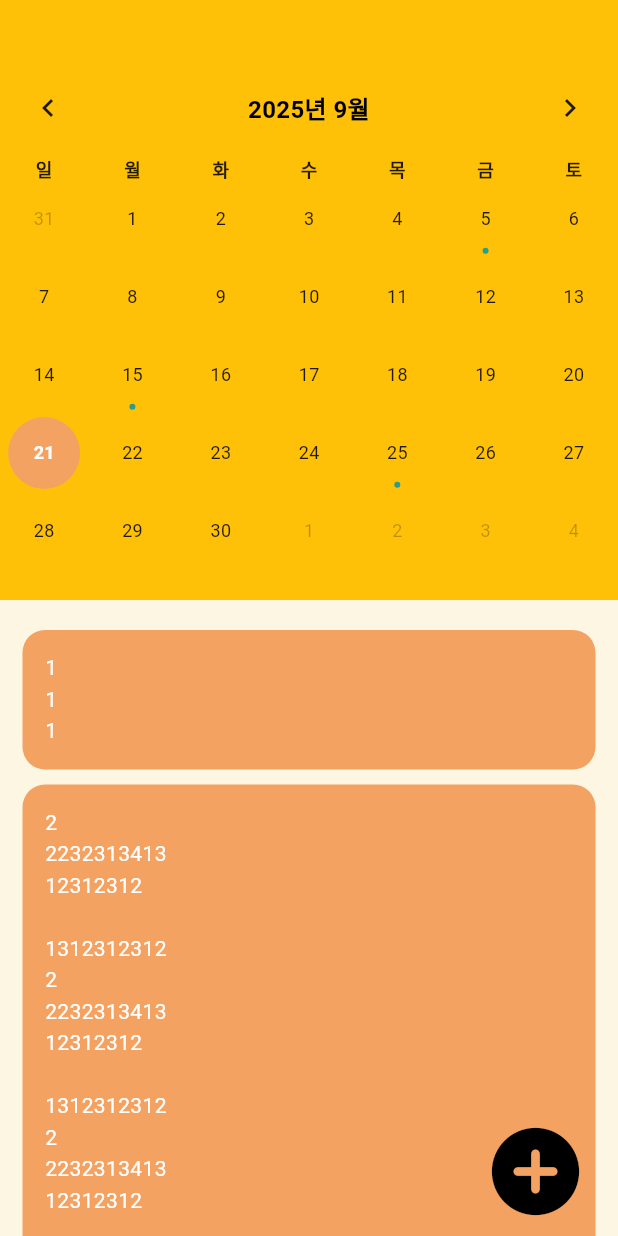
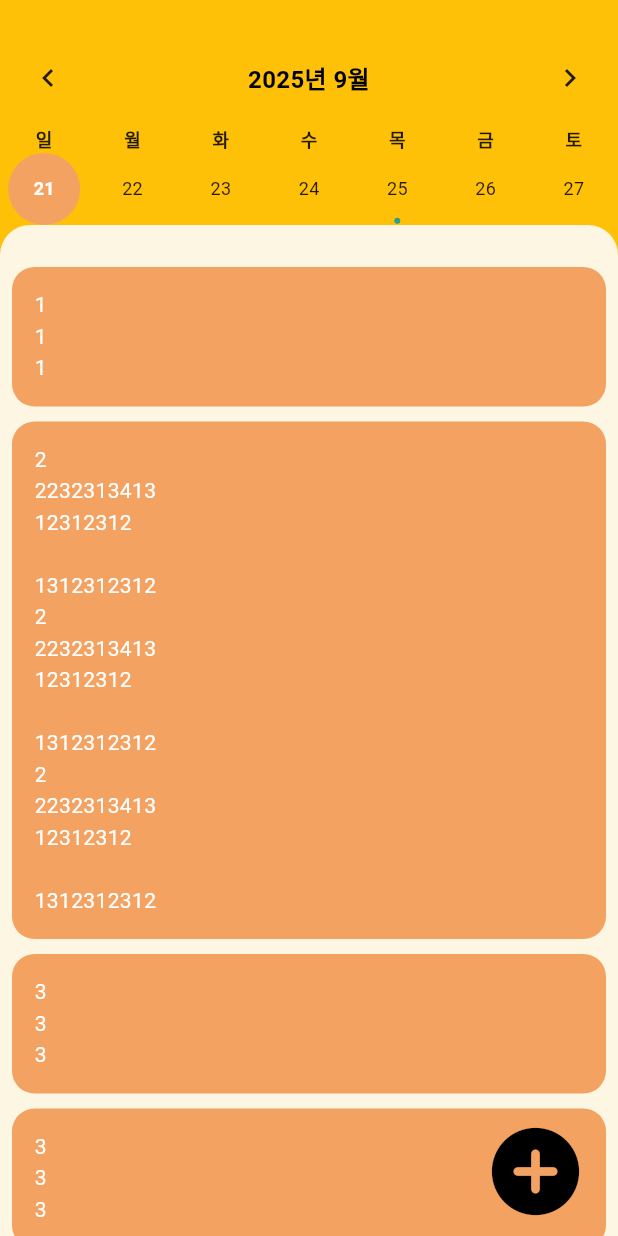
Before and after one commit to junghoonshin3/line_a_day, a Flutter app: the screen it shows after launch, after a tap on an icon or button, on a phone screen of 412 x 824 dp. Run offline on Flutter 3.47's test engine with Material 3 defaults, Android fonts, the phone set to English and light mode, and no system bars; drawn by our look-alikes of table_calendar; our stand-ins replace flutter_riverpod, hive_flutter; accounts and stored records are empty; Roboto replaces fonts that are missing (NotoSansKR).

Commit message:
fix: 리스트 borderRadius 추가
fix:

1. SliverList의 상단 radius 위젯 추가

```diff
--- a/lib/main.dart
+++ b/lib/main.dart
@@ -1,9 +1,11 @@
 import 'package:flutter/material.dart';
 import 'package:flutter_riverpod/flutter_riverpod.dart';
+import 'package:hive_flutter/hive_flutter.dart';
 import 'package:line_a_day/screens/home_screen.dart';
 import 'package:line_a_day/theme.dart';
 
-void main() {
+void main() async {
+  await Hive.initFlutter();
   runApp(const ProviderScope(child: LineAday()));
 }
 
--- a/lib/screens/home_screen.dart
+++ b/lib/screens/home_screen.dart
@@ -14,7 +14,7 @@ class HomeScreen extends ConsumerStatefulWidget {
 }
 
 class _HomeScreenState extends ConsumerState<HomeScreen> {
-  final double expandedHeight = 400;
+  double expandedHeight = 150;
   late final ScrollController scrollController;
   late final Function() listener;
   final List<String> diaryItems = [
@@ -43,7 +43,6 @@ class _HomeScreenState extends ConsumerState<HomeScreen> {
     super.initState();
     scrollController = ScrollController();
     listener = () {
-      // 위젯이 아직 마운트되어 있는지 확인
       ref
           .read(calendarProvider.notifier)
           .onChangeExpended(
@@ -86,33 +85,73 @@ class _HomeScreenState extends ConsumerState<HomeScreen> {
             title: AnimatedOpacity(
               duration: const Duration(milliseconds: 200),
               opacity: calendarState.isExpanded ? 1 : 0,
-              child: const Row(
-                mainAxisAlignment: MainAxisAlignment.spaceBetween,
-                children: [
-                  Text(
-                    "하루 한 줄(김밥아님)",
-                    style: TextStyle(
-                      color: Colors.black,
-                      fontSize: 20,
-                      fontWeight: FontWeight.bold,
-                    ),
-                  ),
-                ],
-              ),
+              child: const CollapsedAppBar(title: "하루 한 줄"),
             ),
             backgroundColor: Colors.amber,
             flexibleSpace: FlexibleSpaceBar(
               background: ExpandedAppBarContent(
+                isExpanded: false,
                 focusedDay: calendarState.focusedDay,
                 selectedDay: calendarState.selectedDay,
-                onDaySelected: (p1, p2) {},
-                onPageChanged: (p1) {},
+                onDaySelected: (p1, p2) {
+                  ref
+                      .read(calendarProvider.notifier)
+                      .onChangeCalendarDay(p1, p2);
+                },
+                onPageChanged: (p1) {
+                  ref
+                      .read(calendarProvider.notifier)
+                      .onChangeCalendarDay(null, p1);
+                },
+              ),
+            ),
+          ),
+          SliverToBoxAdapter(
+            child: Container(
+              color: Colors.amber,
+              height: 20,
+              child: Column(
+                mainAxisAlignment: MainAxisAlignment.end,
+                children: <Widget>[
+                  Container(
+                    height: 20,
+                    decoration: BoxDecoration(
+                      color: Theme.of(context).scaffoldBackgroundColor,
+                      borderRadius: const BorderRadius.only(
+                        topLeft: Radius.circular(20.0),
+                        topRight: Radius.circular(20.0),
+                      ),
+                    ),
+                  ),
+                ],
               ),
             ),
           ),
           LineDiaryList(diaryItems: diaryItems),
         ],
       ),
+    );
+  }
+}
+
+class CollapsedAppBar extends StatelessWidget {
+  final String title;
+  const CollapsedAppBar({super.key, required this.title});
+
+  @override
+  Widget build(BuildContext context) {
+    return Row(
+      mainAxisAlignment: MainAxisAlignment.spaceBetween,
+      children: [
+        Text(
+          title,
+          style: const TextStyle(
+            color: Colors.black,
+            fontSize: 20,
+            fontWeight: FontWeight.bold,
+          ),
+        ),
+      ],
     );
   }
 }
@@ -125,7 +164,7 @@ class LineDiaryList extends StatelessWidget {
   @override
   Widget build(BuildContext context) {
     return SliverPadding(
-      padding: const EdgeInsets.symmetric(horizontal: 15, vertical: 20),
+      padding: const EdgeInsets.all(8.0),
       sliver: SliverList.separated(
         separatorBuilder: (context, index) => const SizedBox(height: 10),
         itemCount: diaryItems.length,
--- a/lib/widgets/expanded_app_bar_content.dart
+++ b/lib/widgets/expanded_app_bar_content.dart
@@ -8,25 +8,25 @@ class ExpandedAppBarContent extends StatelessWidget {
     required this.selectedDay,
     required this.onDaySelected,
     required this.onPageChanged,
+    required this.isExpanded,
   });
   final DateTime focusedDay;
   final DateTime selectedDay;
   final Function(DateTime p1, DateTime p2) onDaySelected;
   final Function(DateTime p1) onPageChanged;
+  final bool isExpanded;
   @override
   Widget build(BuildContext context) {
     return Column(
-      crossAxisAlignment: CrossAxisAlignment.center,
-      mainAxisAlignment: MainAxisAlignment.end,
       children: [
+        const SizedBox(height: 20),
         LineCalendarWidget(
           focusedDay: focusedDay,
           selectedDay: selectedDay,
-          isExpanded: true,
+          isExpanded: isExpanded,
           onDaySelected: onDaySelected,
           onPageChanged: onPageChanged,
         ),
-        const SizedBox(height: 20),
       ],
     );
   }
--- a/lib/widgets/line_calendar_widget.dart
+++ b/lib/widgets/line_calendar_widget.dart
@@ -27,9 +27,8 @@ class LineCalendarWidget extends StatelessWidget {
       lastDay: DateTime(2030, 12, 31),
       focusedDay: focusedDay,
       selectedDayPredicate: (day) => isSameDay(selectedDay, day),
-      calendarFormat: CalendarFormat.month,
+      calendarFormat: isExpanded ? CalendarFormat.month : CalendarFormat.week,
       startingDayOfWeek: StartingDayOfWeek.sunday,
-
       // 한국어 헤더 설정
       headerStyle: HeaderStyle(
         formatButtonVisible: false,
@@ -98,7 +97,7 @@ class LineCalendarWidget extends StatelessWidget {
         outsideTextStyle: const TextStyle(fontSize: 12, color: Colors.black26),
 
         // 마커 스타일 (일기가 있는 날)
-        markersMaxCount: 1,
+        markersMaxCount: 3,
         markerDecoration: const BoxDecoration(
           color: DiaryTheme.mintGreen,
           shape: BoxShape.circle,
```
Also changed, not shown: lib/widgets/blurred_backdrop_image.dart (deleted, +0 -28 lines), lib/widgets/line_app_bar_widget.dart (deleted, +0 -39 lines), pubspec.yaml (+4 -3 lines), pubspec.lock, 1 other file.
